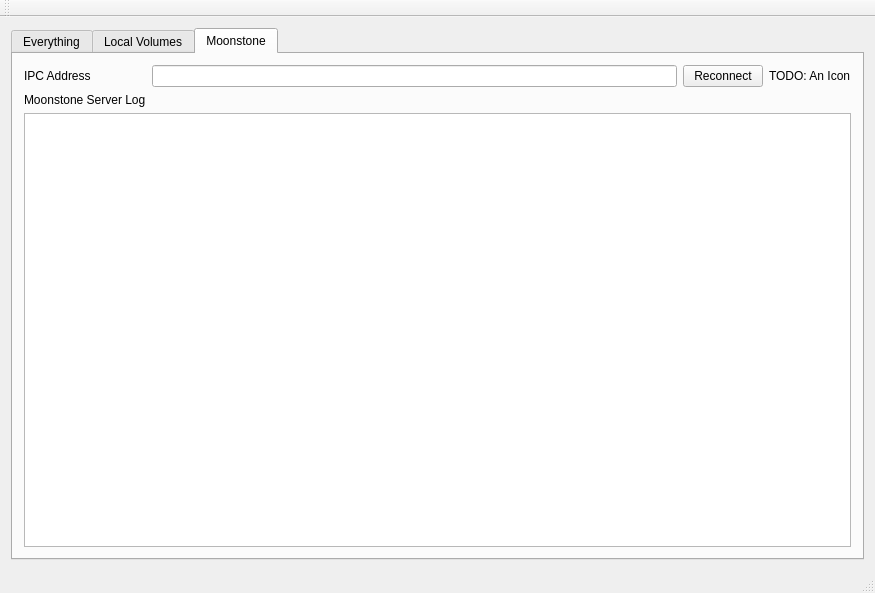
Old version of the form src/everything/mainwindow.ui in the repository xinyazhang/oldstuff-moonstone.
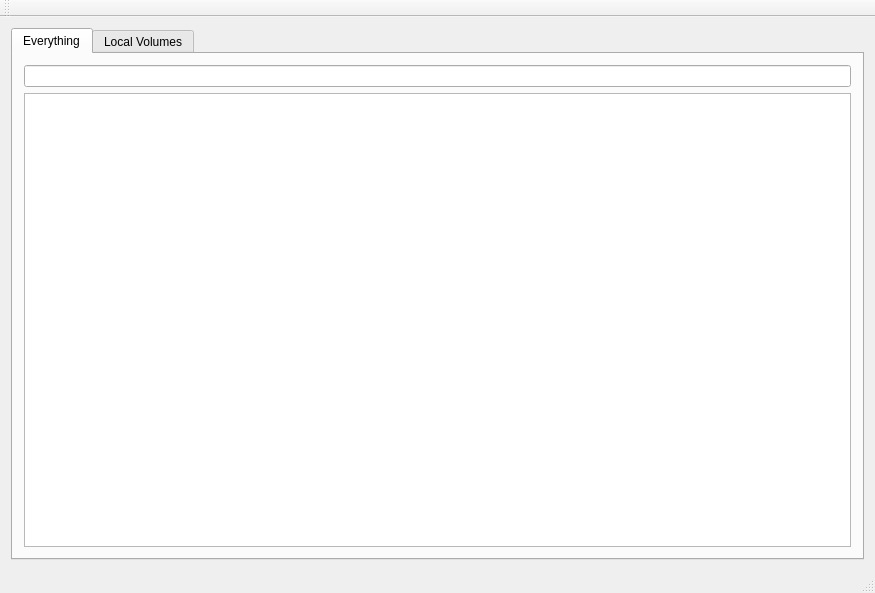
New version of the form. The open tabs and pages were chosen to show the change.

The edit to the form file:
```diff
--- a/src/everything/mainwindow.ui
+++ b/src/everything/mainwindow.ui
@@ -59,47 +59,6 @@
         </item>
        </layout>
       </widget>
-      <widget class="QWidget" name="moonstone">
-       <attribute name="title">
-        <string>Moonstone</string>
-       </attribute>
-       <layout class="QGridLayout" name="gridLayout">
-        <item row="0" column="1">
-         <widget class="QLineEdit" name="lineEdit"/>
-        </item>
-        <item row="0" column="2">
-         <widget class="QPushButton" name="pushButton">
-          <property name="text">
-           <string>Reconnect</string>
-          </property>
-         </widget>
-        </item>
-        <item row="0" column="0">
-         <widget class="QLabel" name="label">
-          <property name="text">
-           <string>IPC Address</string>
-          </property>
-         </widget>
-        </item>
-        <item row="1" column="0">
-         <widget class="QLabel" name="label_2">
-          <property name="text">
-           <string>Moonstone Server Log</string>
-          </property>
-         </widget>
-        </item>
-        <item row="2" column="0" colspan="4">
-         <widget class="QPlainTextEdit" name="plainTextEdit"/>
-        </item>
-        <item row="0" column="3">
-         <widget class="QLabel" name="label_3">
-          <property name="text">
-           <string>TODO: An Icon</string>
-          </property>
-         </widget>
-        </item>
-       </layout>
-      </widget>
      </widget>
     </item>
    </layout>
```
Left out of the diff: 2 changed lines with no effect on the pictures.
